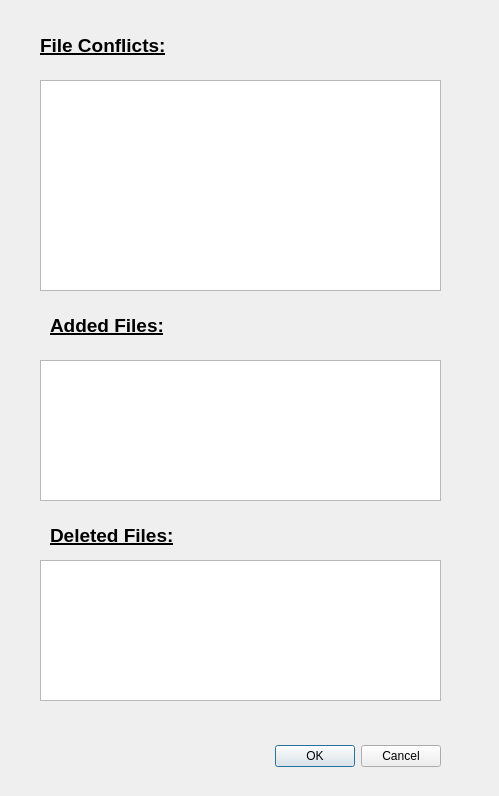
Qt form Graphics/UI/ConflictPopUp.ui (inexplicable01/saga) before a commit.
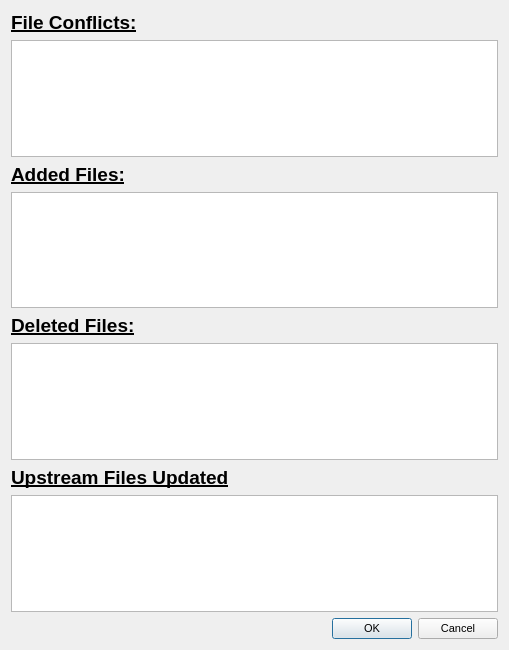
The same form after that commit.

Commit message:
Upstream and Refresh Container update improvements, still need a lot of work and logic mapped out.
Some color fixes

```diff
--- a/Graphics/UI/ConflictPopUp.ui
+++ b/Graphics/UI/ConflictPopUp.ui
@@ -6,48 +6,22 @@
    <rect>
     <x>0</x>
     <y>0</y>
-    <width>499</width>
-    <height>796</height>
+    <width>509</width>
+    <height>650</height>
    </rect>
   </property>
+  <property name="font">
+   <font>
+    <pointsize>14</pointsize>
+    <underline>true</underline>
+   </font>
+  </property>
   <property name="windowTitle">
    <string>Dialog</string>
   </property>
-  <widget class="QDialogButtonBox" name="buttonBox">
-   <property name="geometry">
-    <rect>
-     <x>100</x>
-     <y>740</y>
-     <width>341</width>
-     <height>32</height>
-    </rect>
-   </property>
-   <property name="orientation">
-    <enum>Qt::Horizontal</enum>
-   </property>
-   <property name="standardButtons">
-    <set>QDialogButtonBox::Cancel|QDialogButtonBox::Ok</set>
-   </property>
-  </widget>
-  <widget class="QTableView" name="conflictView">
-   <property name="geometry">
-    <rect>
-     <x>40</x>
-     <y>80</y>
-     <width>401</width>
-     <height>211</height>
-    </rect>
-   </property>
-  </widget>
+  <layout class="QVBoxLayout" name="verticalLayout">
+   <item>
   <widget class="QLabel" name="conflictLabel">
-   <property name="geometry">
-    <rect>
-     <x>40</x>
-     <y>20</y>
-     <width>161</width>
-     <height>51</height>
-    </rect>
-   </property>
    <property name="font">
     <font>
      <pointsize>14</pointsize>
@@ -60,15 +34,19 @@
     <string>File Conflicts:</string>
    </property>
   </widget>
+   </item>
+   <item>
+    <widget class="QTableView" name="conflictView">
+     <property name="font">
+      <font>
+       <pointsize>8</pointsize>
+       <underline>false</underline>
+      </font>
+     </property>
+    </widget>
+   </item>
+   <item>
   <widget class="QLabel" name="addedLabel">
-   <property name="geometry">
-    <rect>
-     <x>50</x>
-     <y>300</y>
-     <width>161</width>
-     <height>51</height>
-    </rect>
-   </property>
    <property name="font">
     <font>
      <pointsize>14</pointsize>
@@ -81,35 +59,19 @@
     <string>Added Files:</string>
    </property>
   </widget>
+   </item>
+   <item>
   <widget class="QTableView" name="addedView">
-   <property name="geometry">
-    <rect>
-     <x>40</x>
-     <y>360</y>
-     <width>401</width>
-     <height>141</height>
-    </rect>
-   </property>
-  </widget>
-  <widget class="QTableView" name="deletedView">
-   <property name="geometry">
-    <rect>
-     <x>40</x>
-     <y>560</y>
-     <width>401</width>
-     <height>141</height>
-    </rect>
-   </property>
-  </widget>
+     <property name="font">
+      <font>
+       <pointsize>8</pointsize>
+       <underline>false</underline>
+      </font>
+     </property>
+    </widget>
+   </item>
+   <item>
   <widget class="QLabel" name="deletedLabel">
-   <property name="geometry">
-    <rect>
-     <x>50</x>
-     <y>510</y>
-     <width>161</width>
-     <height>51</height>
-    </rect>
-   </property>
    <property name="font">
     <font>
      <pointsize>14</pointsize>
@@ -122,6 +84,57 @@
     <string>Deleted Files:</string>
    </property>
   </widget>
+   </item>
+   <item>
+    <widget class="QTableView" name="deletedView">
+     <property name="font">
+      <font>
+       <pointsize>8</pointsize>
+       <underline>false</underline>
+      </font>
+     </property>
+    </widget>
+   </item>
+   <item>
+    <widget class="QLabel" name="upstreamlbl">
+     <property name="font">
+      <font>
+       <weight>75</weight>
+       <bold>true</bold>
+      </font>
+     </property>
+     <property name="text">
+      <string>Upstream Files Updated</string>
+     </property>
+    </widget>
+   </item>
+   <item>
+    <widget class="QTableView" name="upstreamtable">
+     <property name="font">
+      <font>
+       <pointsize>8</pointsize>
+       <kerning>false</kerning>
+      </font>
+     </property>
+    </widget>
+   </item>
+   <item>
+    <widget class="QDialogButtonBox" name="buttonBox">
+     <property name="font">
+      <font>
+       <pointsize>8</pointsize>
+       <underline>false</underline>
+      </font>
+     </property>
+     <property name="orientation">
+      <enum>Qt::Horizontal</enum>
+     </property>
+     <property name="standardButtons">
+      <set>QDialogButtonBox::Cancel|QDialogButtonBox::Ok</set>
+     </property>
+    </widget>
+   </item>
+  </layout>
  </widget>
  <resources/>
  <connections>
```
Lines whose indentation alone changed are shown as unchanged. The commit also changes 11 other files.
